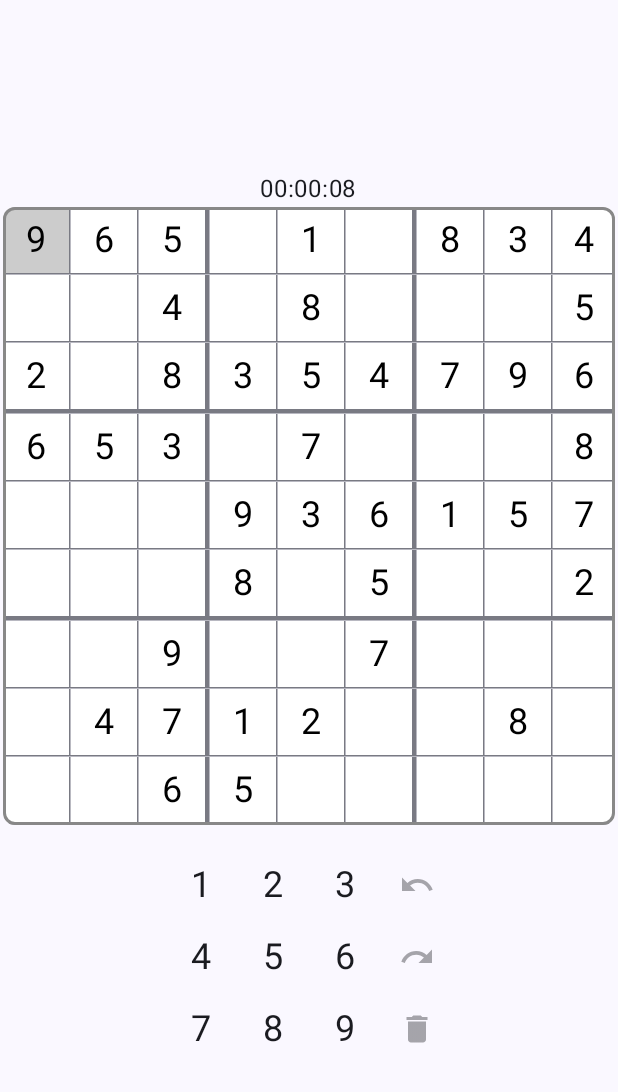
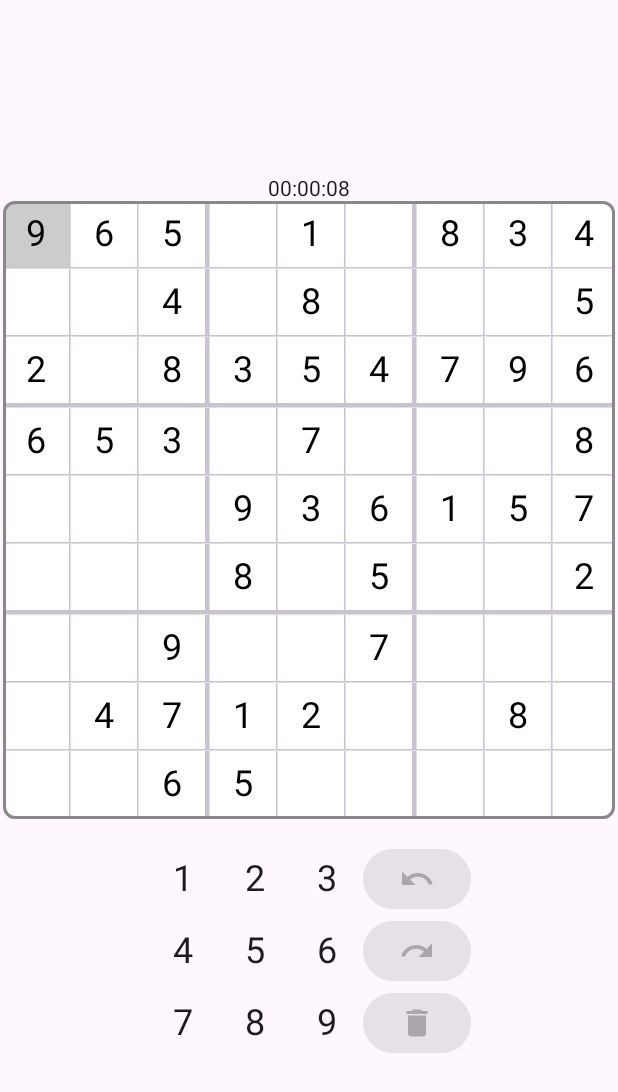
Before and after one commit to Luk97/sudoku, an Android app built with Jetpack Compose: the screen it shows after launch (MainActivity), on a phone screen of 412 x 824 dp. Shown: the top 1092 px of the screen. Run offline under Robolectric (Android 15) with nearby library versions, the phone set to English and light mode, and no system bars; our stand-ins replace Dagger/Hilt's generated code.

Commit message:
💄 created SudokuTheme

```diff
--- a/app/src/main/java/com/nickel/sudoku/ui/game/toolbar/Toolbar.kt
+++ b/app/src/main/java/com/nickel/sudoku/ui/game/toolbar/Toolbar.kt
@@ -6,11 +6,9 @@ import androidx.compose.material.icons.Icons
 import androidx.compose.material.icons.automirrored.filled.Redo
 import androidx.compose.material.icons.automirrored.filled.Undo
 import androidx.compose.material.icons.filled.Delete
-import androidx.compose.material3.Icon
 import androidx.compose.material3.IconButton
 import androidx.compose.material3.Text
 import androidx.compose.runtime.Composable
-import androidx.compose.ui.graphics.vector.ImageVector
 import androidx.compose.ui.tooling.preview.Preview
 import androidx.compose.ui.unit.sp
 import com.nickel.sudoku.ui.game.GameScreenInteraction
@@ -27,7 +25,10 @@ internal fun Toolbar(
             ToolbarDigit(digit = 1, onInteraction = onInteraction)
             ToolbarDigit(digit = 2, onInteraction = onInteraction)
             ToolbarDigit(digit = 3, onInteraction = onInteraction)
-            ToolbarButton(icon = Icons.AutoMirrored.Filled.Undo, enabled = buttonAvailability.undoActionsAvailable) {
+            ToolbarButton(
+                icon = Icons.AutoMirrored.Filled.Undo,
+                enabled = buttonAvailability.undoActionsAvailable,
+            ) {
                 onInteraction(GameScreenInteraction.UndoClicked)
             }
         }
@@ -35,7 +36,10 @@ internal fun Toolbar(
             ToolbarDigit(digit = 4, onInteraction = onInteraction)
             ToolbarDigit(digit = 5, onInteraction = onInteraction)
             ToolbarDigit(digit = 6, onInteraction = onInteraction)
-            ToolbarButton(icon = Icons.AutoMirrored.Filled.Redo, enabled = buttonAvailability.redoActionsAvailable) {
+            ToolbarButton(
+                icon = Icons.AutoMirrored.Filled.Redo,
+                enabled = buttonAvailability.redoActionsAvailable
+            ) {
                 onInteraction(GameScreenInteraction.RedoClicked)
             }
         }
@@ -43,21 +47,13 @@ internal fun Toolbar(
             ToolbarDigit(digit = 7, onInteraction = onInteraction)
             ToolbarDigit(digit = 8, onInteraction = onInteraction)
             ToolbarDigit(digit = 9, onInteraction = onInteraction)
-            ToolbarButton(icon = Icons.Default.Delete, enabled = buttonAvailability.removeDigitsAvailable) {
+            ToolbarButton(
+                icon = Icons.Default.Delete,
+                enabled = buttonAvailability.removeDigitsAvailable
+            ) {
                 onInteraction(GameScreenInteraction.RemoveClicked)
             }
         }
-    }
-}
-
-@Composable
-private fun ToolbarButton(
-    icon: ImageVector,
-    enabled: Boolean = true,
-    onClick: () -> Unit = {}
-) {
-    IconButton(onClick = onClick, enabled = enabled) {
-        Icon(imageVector = icon, contentDescription = null)
     }
 }
 
--- /dev/null
+++ b/app/src/main/java/com/nickel/sudoku/ui/game/toolbar/ToolbarButton.kt
@@ -0,0 +1,36 @@
+package com.nickel.sudoku.ui.game.toolbar
+
+import androidx.compose.material.icons.Icons
+import androidx.compose.material.icons.filled.Image
+import androidx.compose.material3.Button
+import androidx.compose.material3.ButtonDefaults
+import androidx.compose.material3.Icon
+import androidx.compose.runtime.Composable
+import androidx.compose.ui.Modifier
+import androidx.compose.ui.graphics.vector.ImageVector
+import androidx.compose.ui.tooling.preview.Preview
+import com.nickel.sudoku.ui.theme.SudokuTheme
+
+@Composable
+fun ToolbarButton(
+    icon: ImageVector,
+    modifier: Modifier = Modifier,
+    enabled: Boolean = true,
+    onClick: () -> Unit = {}
+) {
+    Button(
+        onClick = onClick,
+        enabled = enabled,
+        shape = ButtonDefaults.filledTonalShape
+    ) {
+        Icon(imageVector = icon, contentDescription = null)
+    }
+}
+
+@Preview(showSystemUi = true)
+@Composable
+private fun ToolbarButtonPreview() {
+    SudokuTheme {
+        ToolbarButton(icon = Icons.Default.Image)
+    }
+}
--- a/app/src/main/java/com/nickel/sudoku/ui/theme/Color.kt
+++ b/app/src/main/java/com/nickel/sudoku/ui/theme/Color.kt
@@ -2,10 +2,9 @@ package com.nickel.sudoku.ui.theme
 
 import androidx.compose.ui.graphics.Color
 
-val Purple80 = Color(0xFFD0BCFF)
-val PurpleGrey80 = Color(0xFFCCC2DC)
-val Pink80 = Color(0xFFEFB8C8)
-
-val Purple40 = Color(0xFF6650a4)
-val PurpleGrey40 = Color(0xFF625b71)
-val Pink40 = Color(0xFF7D5260)
+val White = Color(0xFFFFFFFF)
+val Black = Color(0xFF000000)
+val UltraViolette = Color(0xFF585191)
+val Periwinkle = Color(0xFFCDC7E5)
+val DarkGrey = Color(0xFF111111)
+val LightGrey = Color(0xFFAAAAAA)
--- /dev/null
+++ b/app/src/main/java/com/nickel/sudoku/ui/theme/ColorScheme.kt
@@ -0,0 +1,18 @@
+package com.nickel.sudoku.ui.theme
+
+import androidx.compose.ui.graphics.Color
+
+interface SudokuColorScheme {
+    val primary: Color
+    val onPrimary: Color
+}
+
+object LightColorScheme: SudokuColorScheme {
+    override val primary: Color = UltraViolette
+    override val onPrimary: Color = Black
+}
+
+object DarkColorScheme: SudokuColorScheme {
+    override val primary: Color = UltraViolette
+    override val onPrimary: Color = Black
+}
--- /dev/null
+++ b/app/src/main/java/com/nickel/sudoku/ui/theme/SudokuTheme.kt
@@ -0,0 +1,29 @@
+package com.nickel.sudoku.ui.theme
+
+import androidx.compose.foundation.isSystemInDarkTheme
+import androidx.compose.runtime.Composable
+import androidx.compose.runtime.CompositionLocalProvider
+import androidx.compose.runtime.ReadOnlyComposable
+import androidx.compose.runtime.staticCompositionLocalOf
+
+@Composable
+fun SudokuTheme(
+    darkMode: Boolean = isSystemInDarkTheme(),
+    content: @Composable () -> Unit
+) {
+    CompositionLocalProvider(
+        LocalSudokuColors provides if (darkMode) DarkColorScheme else LightColorScheme,
+        LocalDarkModeEnabled provides darkMode,
+        content = content
+    )
+}
+
+object SudokuTheme {
+    val colorScheme: SudokuColorScheme
+        @Composable
+        @ReadOnlyComposable
+        get() = LocalSudokuColors.current
+}
+
+private val LocalSudokuColors = staticCompositionLocalOf<SudokuColorScheme> { LightColorScheme }
+private val LocalDarkModeEnabled = staticCompositionLocalOf { false }
--- a/app/src/main/java/com/nickel/sudoku/ui/theme/Theme.kt
+++ /dev/null
@@ -1,70 +0,0 @@
-package com.nickel.sudoku.ui.theme
-
-import android.app.Activity
-import android.os.Build
-import androidx.compose.foundation.isSystemInDarkTheme
-import androidx.compose.material3.MaterialTheme
-import androidx.compose.material3.darkColorScheme
-import androidx.compose.material3.dynamicDarkColorScheme
-import androidx.compose.material3.dynamicLightColorScheme
-import androidx.compose.material3.lightColorScheme
-import androidx.compose.runtime.Composable
-import androidx.compose.runtime.SideEffect
-import androidx.compose.ui.graphics.toArgb
-import androidx.compose.ui.platform.LocalContext
-import androidx.compose.ui.platform.LocalView
-import androidx.core.view.WindowCompat
-
-private val DarkColorScheme = darkColorScheme(
-    primary = Purple80,
-    secondary = PurpleGrey80,
-    tertiary = Pink80
-)
-
-private val LightColorScheme = lightColorScheme(
-    primary = Purple40,
-    secondary = PurpleGrey40,
-    tertiary = Pink40
-
-    /* Other default colors to override
-    background = Color(0xFFFFFBFE),
-    surface = Color(0xFFFFFBFE),
-    onPrimary = Color.White,
-    onSecondary = Color.White,
-    onTertiary = Color.White,
-    onBackground = Color(0xFF1C1B1F),
-    onSurface = Color(0xFF1C1B1F),
-    */
-)
-
-@Composable
-fun SudokuTheme(
-    darkTheme: Boolean = isSystemInDarkTheme(),
-    // Dynamic color is available on Android 12+
-    dynamicColor: Boolean = true,
-    content: @Composable () -> Unit
-) {
-    val colorScheme = when {
-        dynamicColor && Build.VERSION.SDK_INT >= Build.VERSION_CODES.S -> {
-            val context = LocalContext.current
-            if (darkTheme) dynamicDarkColorScheme(context) else dynamicLightColorScheme(context)
-        }
-
-        darkTheme -> DarkColorScheme
-        else -> LightColorScheme
-    }
-    val view = LocalView.current
-    if (!view.isInEditMode) {
-        SideEffect {
-            val window = (view.context as Activity).window
-            window.statusBarColor = colorScheme.primary.toArgb()
-            WindowCompat.getInsetsController(window, view).isAppearanceLightStatusBars = darkTheme
-        }
-    }
-
-    MaterialTheme(
-        colorScheme = colorScheme,
-        typography = Typography,
-        content = content
-    )
-}
```
